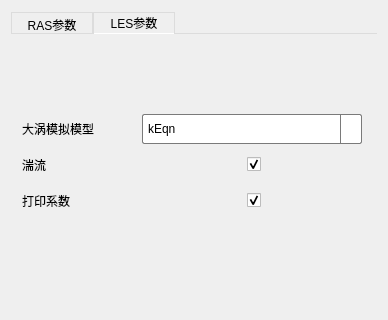
Above: src/FormTurbulence.ui from Aiopr-bits/MAVES before the change; both pictures show x 0 to 388 and y 115 to 435 of the 388 by 710 pixel window. Below: the same form after it.
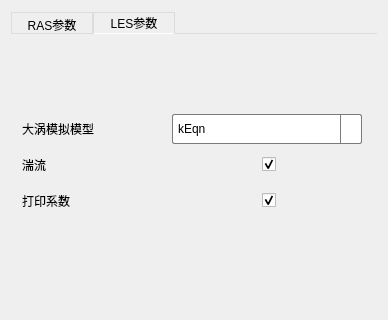
That is the form after the change. The open tabs and pages were chosen to show the change. Icons and pictures are not drawn.

Commit message: fix:修复湍流页面部分字体显示不全的Bug

The edit to the form file:
```diff
--- a/src/FormTurbulence.ui
+++ b/src/FormTurbulence.ui
@@ -550,13 +550,13 @@
             <widget class="QComboBox" name="comboBox_4">
              <property name="minimumSize">
               <size>
-               <width>220</width>
+               <width>190</width>
                <height>27</height>
               </size>
              </property>
              <property name="maximumSize">
               <size>
-               <width>220</width>
+               <width>190</width>
                <height>30</height>
               </size>
              </property>
@@ -828,13 +828,13 @@
             <widget class="QLabel" name="label_9">
              <property name="minimumSize">
               <size>
-               <width>100</width>
+               <width>130</width>
                <height>30</height>
               </size>
              </property>
              <property name="maximumSize">
               <size>
-               <width>100</width>
+               <width>130</width>
                <height>30</height>
               </size>
              </property>
```
Left out of the diff: 10 changed lines with no effect on the pictures. The commit also changes 1 other file.
